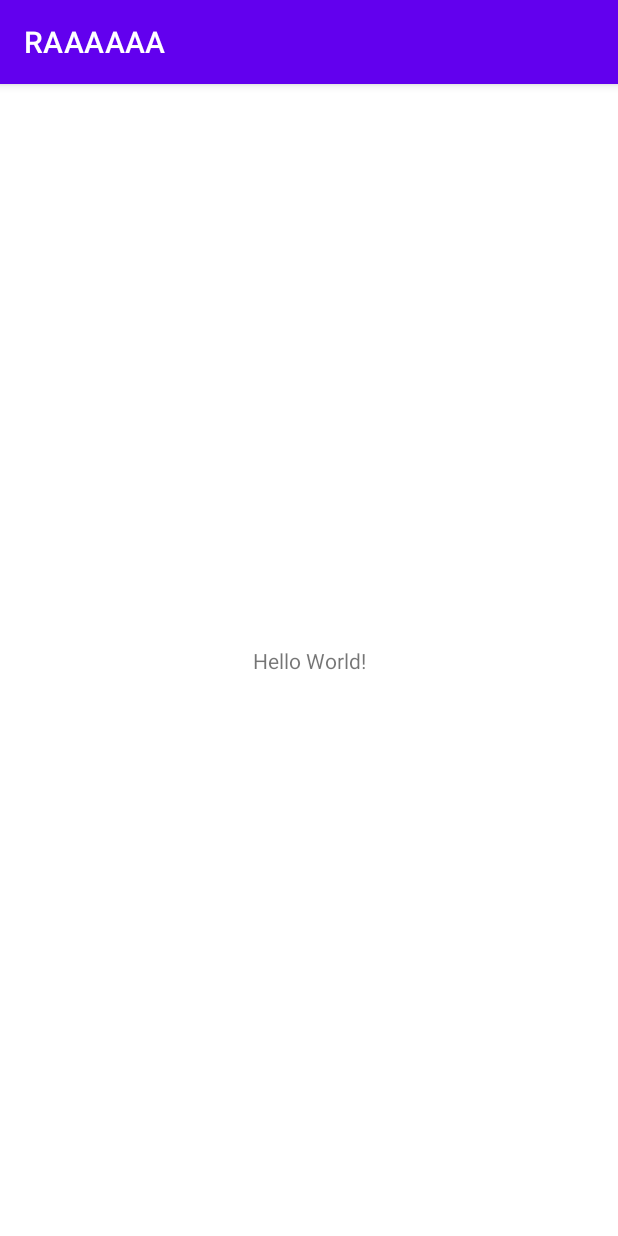
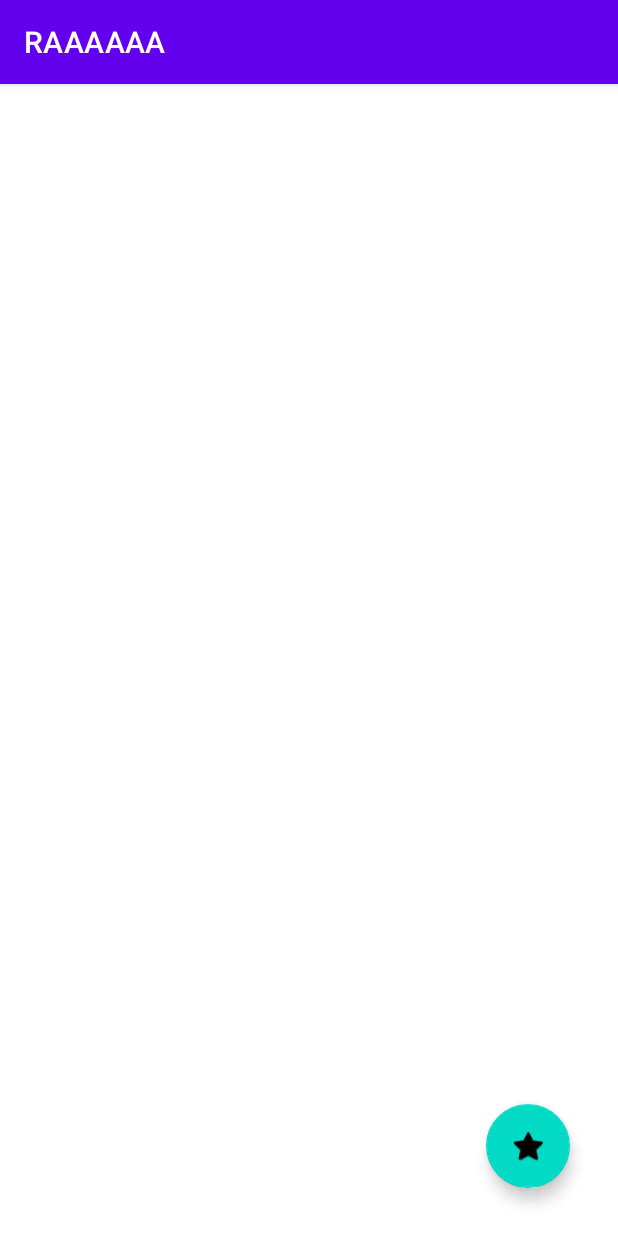
Before and after one commit to ThompsonSeamus/RAAAAAA, an Android app: the screen it shows after launch (MainActivity), on a phone screen of 412 x 824 dp. Run offline under Robolectric (Android 15) with nearby library versions, the phone set to English and light mode, and no system bars.

Commit message:
dialog added

```diff
--- a/app/src/main/java/com/example/raaaaaa/MainActivity.java
+++ b/app/src/main/java/com/example/raaaaaa/MainActivity.java
@@ -1,19 +1,39 @@
 package com.example.raaaaaa;
 
+import androidx.appcompat.app.AlertDialog;
 import androidx.appcompat.app.AppCompatActivity;
 
+import android.content.DialogInterface;
 import android.os.Bundle;
+import android.view.View;
+
+import com.google.android.material.floatingactionbutton.FloatingActionButton;
 
 public class MainActivity extends AppCompatActivity {
-
+    FloatingActionButton fabEvan;
     @Override
     protected void onCreate(Bundle savedInstanceState) {
         super.onCreate(savedInstanceState);
         setContentView(R.layout.activity_main);
-
+        fabEvan = this.findViewById(R.id.fabEvan);
         int yoMamaWeightTons = Integer.MAX_VALUE;
 
-        boolean isVisible = true; //??????????nerd-emoji????????
+        boolean isVisible = false; //??????????nerd-emoji????????
+        fabEvan.setOnClickListener(new View.OnClickListener() {
+            @Override
+            public void onClick(View v) {
+                AlertDialog.Builder dialog = new AlertDialog.Builder(v.getContext());
+                dialog.setTitle("i think it worked");
+                dialog.setNeutralButton(R.string.fabEvan, new DialogInterface.OnClickListener() {
+                    @Override
+                    public void onClick(DialogInterface dialog, int which) {
+
+                    }
+                });
+                dialog.create().show();
+
+            }
+        });
     }
 
 }
--- a/app/src/main/res/layout/activity_main.xml
+++ b/app/src/main/res/layout/activity_main.xml
@@ -6,13 +6,14 @@
     android:layout_height="match_parent"
     tools:context=".MainActivity">
 
-    <TextView
+    <com.google.android.material.floatingactionbutton.FloatingActionButton
+        android:id="@+id/fabEvan"
         android:layout_width="wrap_content"
         android:layout_height="wrap_content"
-        android:text="Hello World!"
+        android:layout_marginEnd="32dp"
+        android:layout_marginBottom="32dp"
+        android:clickable="true"
         app:layout_constraintBottom_toBottomOf="parent"
         app:layout_constraintEnd_toEndOf="parent"
-        app:layout_constraintStart_toStartOf="parent"
-        app:layout_constraintTop_toTopOf="parent" />
-
+        app:srcCompat="@android:drawable/btn_star_big_on" />
 </androidx.constraintlayout.widget.ConstraintLayout>
--- a/app/src/main/res/values/strings.xml
+++ b/app/src/main/res/values/strings.xml
@@ -90,5 +90,6 @@
         "For example, position the FAB to one side of stream of a cards so the FAB won’t interfere "
         "when a user tries to pick up one of cards.\n\n"
     </string>
+    <string name="fabEvan">yippee</string>
     <string name="action_settings">Settings</string>
 </resources>
```
